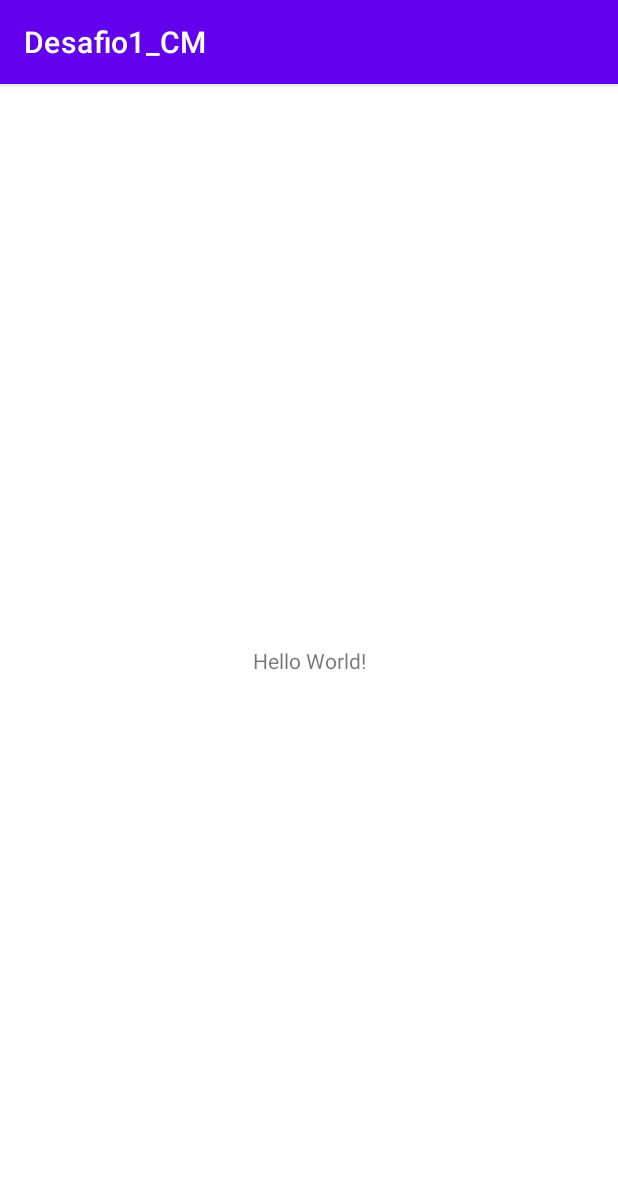
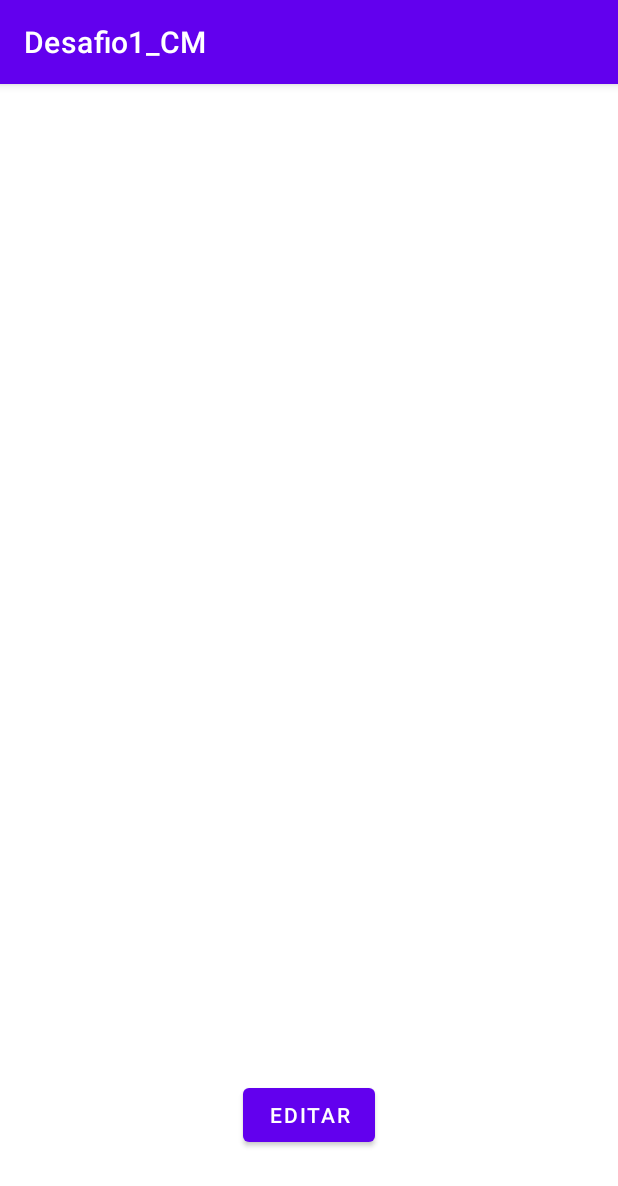
Before and after one commit to MarianaLoreto30/CM, an Android app: the screen it shows after launch (MainActivity), on a phone screen of 412 x 824 dp. Shown: the top 1186 px of the screen. Run offline under Robolectric (Android 15) with nearby library versions, the phone set to English and light mode, and no system bars.

Commit message:
Animal Class created Fragments created Images added to the project

```diff
--- a/Desafio1/app/build.gradle
+++ b/Desafio1/app/build.gradle
@@ -33,6 +33,7 @@ dependencies {
     implementation 'androidx.appcompat:appcompat:1.1.0'
     implementation 'com.google.android.material:material:1.1.0'
     implementation 'androidx.constraintlayout:constraintlayout:1.1.3'
+    implementation 'androidx.fragment:fragment:1.4.1'
     testImplementation 'junit:junit:4.+'
     androidTestImplementation 'androidx.test.ext:junit:1.1.1'
     androidTestImplementation 'androidx.test.espresso:espresso-core:3.2.0'
--- /dev/null
+++ b/Desafio1/app/src/main/java/com/example/desafio1_cm/Animal.java
@@ -0,0 +1,50 @@
+package com.example.desafio1_cm;
+
+import android.animation.AnimatorInflater;
+
+public class Animal {
+    private String name;
+    private Integer age;
+    private Integer picture;
+    private String owner;
+
+    public Animal(String name, Integer picture, Integer age, String owner) {
+        this.owner = owner;
+        this.name = name;
+        this.age = age;
+        this.picture = picture;
+    }
+
+    public String getName() {
+        return name;
+    }
+
+    public void setName(String name) {
+        this.name = name;
+    }
+
+    public Integer getAge() {
+        return age;
+    }
+
+    public void setAge(Integer age) {
+        this.age = age;
+    }
+
+    public Integer getPicture() {
+        return picture;
+    }
+
+    public void setPicture(Integer picture) {
+        this.picture = picture;
+    }
+
+    public String getOwner() {
+        return owner;
+    }
+
+    public void setOwner(String owner) {
+        this.owner = owner;
+    }
+
+}
--- a/Desafio1/app/src/main/java/com/example/desafio1_cm/MainActivity.java
+++ b/Desafio1/app/src/main/java/com/example/desafio1_cm/MainActivity.java
@@ -1,6 +1,8 @@
 package com.example.desafio1_cm;
 
 import androidx.appcompat.app.AppCompatActivity;
+import androidx.fragment.app.FragmentManager;
+import androidx.fragment.app.FragmentTransaction;
 
 import android.os.Bundle;
 
@@ -10,5 +12,14 @@ public class MainActivity extends AppCompatActivity {
     protected void onCreate(Bundle savedInstanceState) {
         super.onCreate(savedInstanceState);
         setContentView(R.layout.activity_main);
+
+        Animal a1 = new Animal("olaf", R.drawable.frog, 12, "André");
+
+        //create a fragment object
+        fragment_1 f = new fragment_1();
+        FragmentManager fragmentManager = getSupportFragmentManager();
+        FragmentTransaction fragmentTransaction = fragmentManager.beginTransaction();
+        fragmentTransaction.add(R.id.FragC, f);
+        fragmentTransaction.commit();
     }
 }
--- /dev/null
+++ b/Desafio1/app/src/main/java/com/example/desafio1_cm/fragment_1.java
@@ -0,0 +1,64 @@
+package com.example.desafio1_cm;
+
+import android.os.Bundle;
+
+import androidx.fragment.app.Fragment;
+
+import android.view.LayoutInflater;
+import android.view.View;
+import android.view.ViewGroup;
+
+/**
+ * A simple {@link Fragment} subclass.
+ * Use the {@link fragment_1#newInstance} factory method to
+ * create an instance of this fragment.
+ */
+public class fragment_1 extends Fragment {
+
+    // TODO: Rename parameter arguments, choose names that match
+    // the fragment initialization parameters, e.g. ARG_ITEM_NUMBER
+    private static final String ARG_PARAM1 = "param1";
+    private static final String ARG_PARAM2 = "param2";
+
+    // TODO: Rename and change types of parameters
+    private String mParam1;
+    private String mParam2;
+
+    public fragment_1() {
+        // Required empty public constructor
+    }
+
+    /**
+     * Use this factory method to create a new instance of
+     * this fragment using the provided parameters.
+     *
+     * @param param1 Parameter 1.
+     * @param param2 Parameter 2.
+     * @return A new instance of fragment fragment_1.
+     */
+    // TODO: Rename and change types and number of parameters
+    public static fragment_1 newInstance(String param1, String param2) {
+        fragment_1 fragment = new fragment_1();
+        Bundle args = new Bundle();
+        args.putString(ARG_PARAM1, param1);
+        args.putString(ARG_PARAM2, param2);
+        fragment.setArguments(args);
+        return fragment;
+    }
+
+    @Override
+    public void onCreate(Bundle savedInstanceState) {
+        super.onCreate(savedInstanceState);
+        if (getArguments() != null) {
+            mParam1 = getArguments().getString(ARG_PARAM1);
+            mParam2 = getArguments().getString(ARG_PARAM2);
+        }
+    }
+
+    @Override
+    public View onCreateView(LayoutInflater inflater, ViewGroup container,
+                             Bundle savedInstanceState) {
+        // Inflate the layout for this fragment
+        return inflater.inflate(R.layout.fragment_1, container, false);
+    }
+}
--- a/Desafio1/app/src/main/res/layout/activity_main.xml
+++ b/Desafio1/app/src/main/res/layout/activity_main.xml
@@ -6,13 +6,14 @@
     android:layout_height="match_parent"
     tools:context=".MainActivity">
 
-    <TextView
-        android:layout_width="wrap_content"
-        android:layout_height="wrap_content"
-        android:text="Hello World!"
+    <FrameLayout
+        android:id="@+id/FragC"
+        android:layout_width="377dp"
+        android:layout_height="769dp"
         app:layout_constraintBottom_toBottomOf="parent"
-        app:layout_constraintLeft_toLeftOf="parent"
-        app:layout_constraintRight_toRightOf="parent"
-        app:layout_constraintTop_toTopOf="parent" />
+        app:layout_constraintEnd_toEndOf="parent"
+        app:layout_constraintStart_toStartOf="parent"
+        app:layout_constraintTop_toTopOf="parent">
 
+    </FrameLayout>
 </androidx.constraintlayout.widget.ConstraintLayout>
--- /dev/null
+++ b/Desafio1/app/src/main/res/layout/fragment_1.xml
@@ -0,0 +1,20 @@
+<?xml version="1.0" encoding="utf-8"?>
+<androidx.constraintlayout.widget.ConstraintLayout xmlns:android="http://schemas.android.com/apk/res/android"
+    xmlns:app="http://schemas.android.com/apk/res-auto"
+    xmlns:tools="http://schemas.android.com/tools"
+    android:id="@+id/frameLayout"
+    android:layout_width="match_parent"
+    android:layout_height="match_parent"
+    tools:context=".fragment_1">
+
+    <Button
+        android:id="@+id/button6"
+        android:layout_width="wrap_content"
+        android:layout_height="wrap_content"
+        android:text="@string/editar"
+        app:layout_constraintBottom_toBottomOf="parent"
+        app:layout_constraintEnd_toEndOf="parent"
+        app:layout_constraintStart_toStartOf="parent"
+        app:layout_constraintTop_toTopOf="parent"
+        app:layout_constraintVertical_bias="0.92" />
+</androidx.constraintlayout.widget.ConstraintLayout>
--- a/Desafio1/app/src/main/res/values/strings.xml
+++ b/Desafio1/app/src/main/res/values/strings.xml
@@ -1,3 +1,6 @@
 <resources>
     <string name="app_name">Desafio1_CM</string>
+    <string name="voltar">Voltar</string>
+    <string name="guardar">Guardar</string>
+    <string name="editar">Editar</string>
 </resources>
```
Also changed, not shown: Desafio1/app/src/main/java/com/example/desafio1_cm/fragment_2.java (added, +64 -0 lines), Desafio1/app/src/main/res/layout/fragment_2.xml (added, +32 -0 lines), Desafio1/app/src/main/res/drawable/frog.jpg (added), Desafio1/app/src/main/res/drawable/rhino.gif (added), Desafio1/app/src/main/res/drawable/snail.jpg (added), 1 other file.
